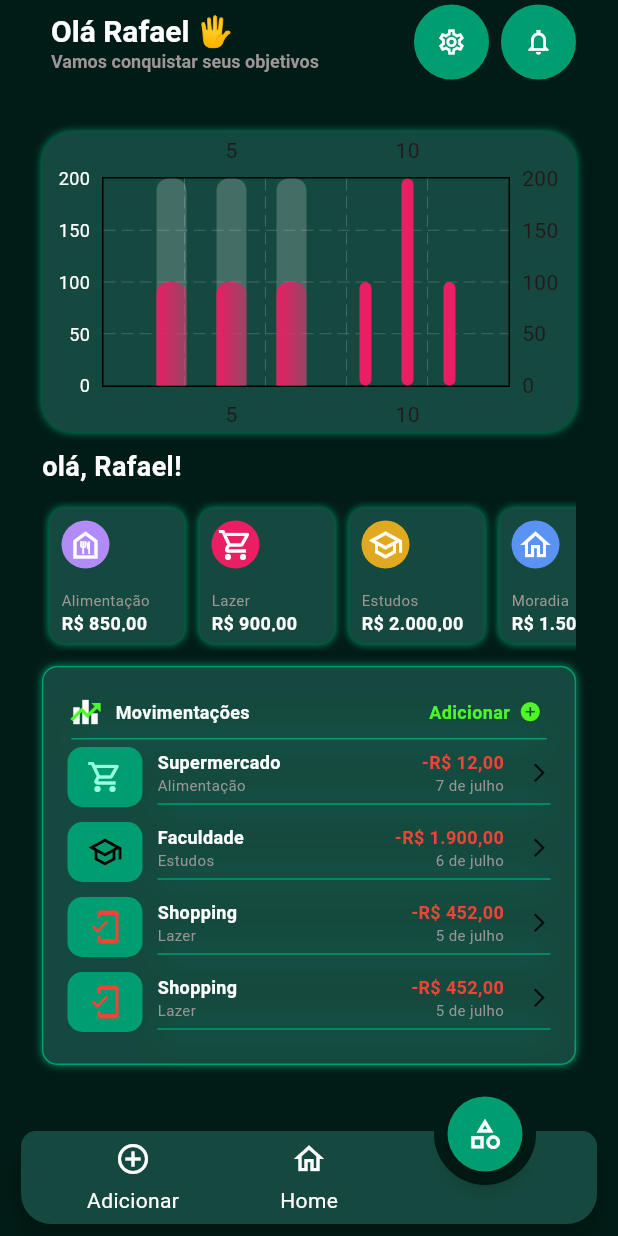
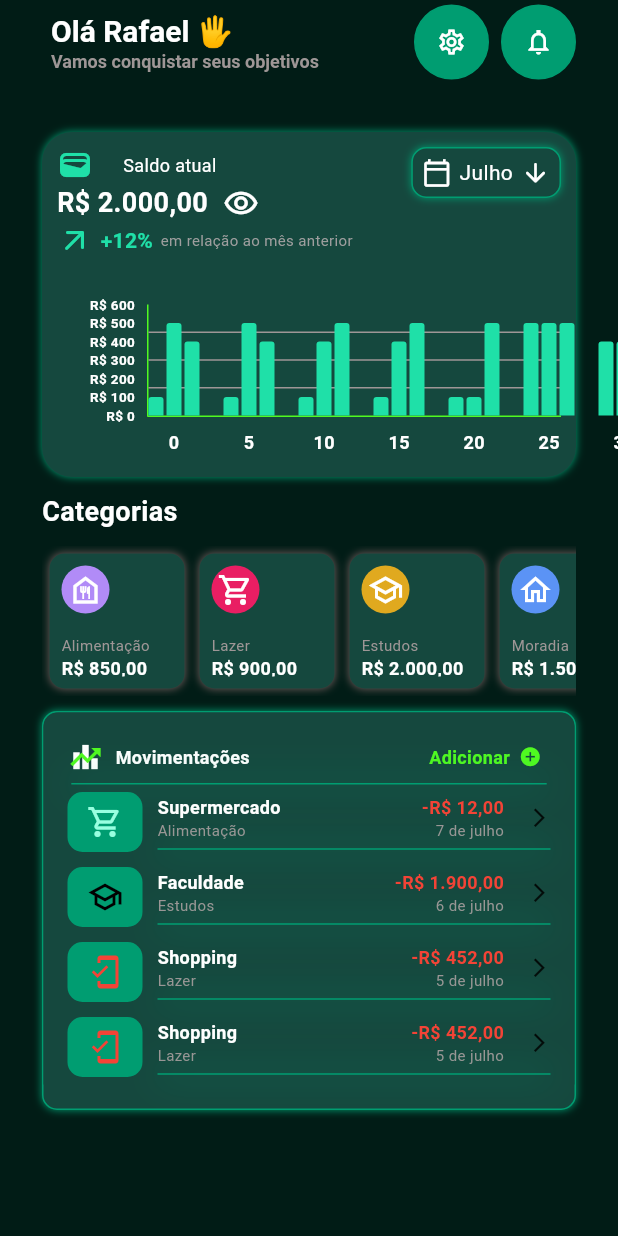
Before and after one commit to PatryckDiasDelfes/sem_sufoco, a Flutter app: the HomePage screen opened by its route, on a phone screen of 412 x 824 dp. Run offline on Flutter 3.47's test engine with Material 3 defaults, Android fonts, the phone set to English and light mode, and no system bars; drawn by our look-alikes of animated_notch_bottom_bar, fl_chart; our stand-ins replace carousel_slider, flutter_svg, go_router, material_symbols_icons.

Commit message:
feat: implement main home page and navigation; add new graphics and refactor existing components

```diff
--- a/lib/core/routes/app_router.dart
+++ b/lib/core/routes/app_router.dart
@@ -2,6 +2,7 @@ import 'package:go_router/go_router.dart';
 import 'package:sem_sufoco/features/categorie/page/categories_page.dart';
 import 'package:sem_sufoco/features/categorie/page/gastos_categoria_page.dart';
 import 'package:sem_sufoco/features/home/pages/home_page.dart';
+import 'package:sem_sufoco/features/home/pages/home_page_setion.dart';
 import 'package:sem_sufoco/features/login/page/login_page.dart';
 import 'package:sem_sufoco/features/release_details/page/release_details_page.dart';
 import 'package:sem_sufoco/features/settings/page/settings_page.dart';
@@ -56,5 +57,11 @@ final GoRouter appRouter = GoRouter(
         return const SettingsPage();
       },
     ),
+    GoRoute(
+      path: '/MainHomePage',
+      builder: (context, state) {
+        return HomePageSetion();
+      },
+    ),
   ],
 );
--- a/lib/features/categorie/page/categories_page.dart
+++ b/lib/features/categorie/page/categories_page.dart
@@ -1,6 +1,6 @@
 import 'package:flutter/material.dart';
 import 'package:material_symbols_icons/symbols.dart';
-import 'package:sem_sufoco/shared/widgets/app_navigator_bar.dart';
+import 'package:sem_sufoco/shared/widget/app_navigator_bar.dart';
 import '../../../core/constants/categories.dart';
 import 'package:go_router/go_router.dart';
 
@@ -89,7 +89,6 @@ class CategoriesPage extends StatelessWidget {
           ),
         ],
       ),
-      bottomNavigationBar: AppNavigatorBar(indexController: 3),
     );
   }
 }
--- a/lib/features/home/pages/home_page.dart
+++ b/lib/features/home/pages/home_page.dart
@@ -1,13 +1,10 @@
-import 'package:animated_notch_bottom_bar/animated_notch_bottom_bar/animated_notch_bottom_bar.dart';
 import 'package:flutter/material.dart';
-import 'package:go_router/go_router.dart';
 import 'package:sem_sufoco/core/theme/app_colors.dart';
 import 'package:sem_sufoco/core/theme/text_style.dart';
+import 'package:sem_sufoco/features/home/widgets/Graphic/app_graphic_setion.dart';
 import 'package:sem_sufoco/features/home/widgets/app_bar_custom.dart';
 import 'package:sem_sufoco/features/home/widgets/app_extract.dart';
-import 'package:sem_sufoco/features/home/widgets/app_graphic.dart';
 import 'package:sem_sufoco/features/categorie/widget/card_category_setion.dart';
-import 'package:sem_sufoco/shared/widgets/app_navigator_bar.dart';
 
 class HomePage extends StatelessWidget {
   const HomePage({super.key});
@@ -21,7 +18,7 @@ class HomePage extends StatelessWidget {
       extendBodyBehindAppBar: false,
       extendBody: true,
       resizeToAvoidBottomInset: false,
-      body: SafeArea(
+      body: const SafeArea(
         child: SingleChildScrollView(
           child: Padding(
             padding: const EdgeInsets.all(28.0),
@@ -29,24 +26,9 @@ class HomePage extends StatelessWidget {
               spacing: 10,
               crossAxisAlignment: CrossAxisAlignment.start,
               children: [
-                Container(
-                  height: 200,
-                  width: MediaQuery.of(context).size.width,
-                  decoration: BoxDecoration(
-                    color: AppColors.bg,
-                    borderRadius: BorderRadius.circular(20),
-                    boxShadow: const [
-                      BoxShadow(
-                        color: AppColors.shodownBox,
-                        blurRadius: 4, // O desfoque da sombra
-                        // O quanto a sombra se espalha
-                      ),
-                    ],
-                  ),
-                  child: AppGraphic(),
-                ),
+                const AppGraphicSetion(),
 
-                const Text('olá, Rafael!', style: AppTextStyle.subTitle),
+                const Text('Categorias', style: AppTextStyle.subTitle),
 
                 const SizedBox(height: 100, child: CardCategorySetion()),
 
@@ -56,7 +38,6 @@ class HomePage extends StatelessWidget {
           ),
         ),
       ),
-      bottomNavigationBar: AppNavigatorBar(indexController: 2),
     );
   }
 }
--- /dev/null
+++ b/lib/features/home/pages/home_page_setion.dart
@@ -0,0 +1,36 @@
+import 'package:flutter/material.dart';
+import 'package:sem_sufoco/features/categorie/page/categories_page.dart';
+import 'package:sem_sufoco/features/home/pages/home_page.dart';
+import 'package:sem_sufoco/features/transaction/page/transaction_page.dart';
+import 'package:sem_sufoco/shared/widget/app_navigator_bar.dart';
+
+class HomePageSetion extends StatefulWidget {
+  const HomePageSetion({super.key});
+
+  @override
+  State<HomePageSetion> createState() => _HomePageSetion();
+}
+
+class _HomePageSetion extends State<HomePageSetion> {
+  final PageController _pageController = PageController(initialPage: 1);
+
+  @override
+  Widget build(BuildContext context) {
+    return Scaffold(
+      extendBody: true,
+      body: PageView(
+        controller: _pageController,
+
+        children: const [TransactionPage(), HomePage(), CategoriesPage()],
+      ),
+
+      bottomNavigationBar: AppNavigatorBar(pageController: _pageController),
+    );
+  }
+
+  @override
+  void dispose() {
+    _pageController.dispose();
+    super.dispose();
+  }
+}
--- /dev/null
+++ b/lib/features/home/widgets/Graphic/app_calendar_graphic.dart
@@ -0,0 +1,45 @@
+import 'package:flutter/material.dart';
+import 'package:sem_sufoco/core/theme/app_colors.dart';
+
+class AppCalendarGraphic extends StatelessWidget {
+  const AppCalendarGraphic({super.key});
+
+  @override
+  Widget build(BuildContext context) {
+    return GestureDetector(
+      child: Container(
+        decoration: BoxDecoration(
+          color: AppColors.bg,
+          border: Border.all(width: 1, color: AppColors.cardGreen),
+          borderRadius: BorderRadius.circular(10),
+          boxShadow: const [
+            BoxShadow(
+              color: AppColors.shodownBox,
+              blurRadius: 4, // O desfoque da sombra
+              // O quanto a sombra se espalha
+            ),
+          ],
+        ),
+        child: const Padding(
+          padding: EdgeInsets.all(6.0),
+          child: Row(
+            spacing: 5,
+            children: [
+              Icon(
+                Icons.calendar_today_outlined,
+                color: AppColors.white,
+                size: 20,
+              ),
+              Text('Julho', style: TextStyle(color: AppColors.white)),
+              Icon(
+                Icons.arrow_downward_rounded,
+                color: AppColors.white,
+                size: 20,
+              ),
+            ],
+          ),
+        ),
+      ),
+    );
+  }
+}
--- /dev/null
+++ b/lib/features/home/widgets/Graphic/app_graphic.dart
@@ -0,0 +1,109 @@
+import 'package:fl_chart/fl_chart.dart';
+import 'package:flutter/material.dart';
+import 'package:sem_sufoco/core/theme/app_colors.dart';
+import 'package:sem_sufoco/utils.dart';
+
+class AppGraphic extends StatelessWidget {
+  const AppGraphic({super.key});
+
+  @override
+  Widget build(BuildContext context) {
+    return BarChart(
+      BarChartData(
+        minY: 0,
+        maxY: 600,
+        alignment: BarChartAlignment.start,
+        borderData: FlBorderData(
+          show: true,
+          border: const Border(
+            top: BorderSide.none,
+            left: BorderSide(color: AppColors.grenLive),
+            bottom: BorderSide(color: AppColors.grenLive),
+          ),
+        ),
+        gridData: FlGridData(
+          horizontalInterval: 150,
+          show: true,
+          drawHorizontalLine: true,
+          drawVerticalLine: false,
+
+          getDrawingHorizontalLine: (value) {
+            return const FlLine(color: AppColors.gray100, strokeWidth: 1);
+          },
+        ),
+        titlesData: FlTitlesData(
+          leftTitles: AxisTitles(
+            sideTitles: SideTitles(
+              reservedSize: 60,
+              showTitles: true,
+              interval: 100,
+
+              getTitlesWidget: (value, meta) {
+                return SideTitleWidget(
+                  meta: meta,
+                  child: Text(
+                    Utils().formatCurrencyNoDouble(value),
+                    style: const TextStyle(
+                      color: AppColors.white,
+                      fontWeight: FontWeight.bold,
+                      fontSize: 9,
+                    ),
+                  ),
+                );
+              },
+            ),
+          ),
+          rightTitles: const AxisTitles(
+            sideTitles: SideTitles(showTitles: false),
+          ),
+          topTitles: const AxisTitles(
+            sideTitles: SideTitles(showTitles: false),
+          ),
+          bottomTitles: AxisTitles(
+            sideTitles: SideTitles(
+              showTitles: true,
+              reservedSize: 30,
+              getTitlesWidget: (value, meta) {
+                return SideTitleWidget(
+                  meta: meta,
+                  child: Text(
+                    value.toInt().toString(),
+                    style: const TextStyle(
+                      color: AppColors.white,
+                      fontWeight: FontWeight.bold,
+                      fontSize: 12,
+                    ),
+                  ),
+                );
+              },
+            ),
+          ),
+        ),
+        barGroups: [
+          RodsGroup([Rods(100), Rods(500), Rods(400)], 0),
+          RodsGroup([Rods(100), Rods(500), Rods(400)], 5),
+          RodsGroup([Rods(100), Rods(400), Rods(500)], 10),
+          RodsGroup([Rods(100), Rods(400), Rods(500)], 15),
+          RodsGroup([Rods(100), Rods(100), Rods(500)], 20),
+          RodsGroup([Rods(500), Rods(500), Rods(500)], 25),
+          RodsGroup([Rods(400), Rods(400), Rods(400)], 30),
+        ],
+      ),
+    );
+  }
+
+  BarChartGroupData RodsGroup(List<BarChartRodData> barRods, numMes) =>
+      BarChartGroupData(x: numMes, barsSpace: 2, barRods: barRods);
+
+  BarChartRodData Rods(double numMoney) {
+    return BarChartRodData(
+      toY: numMoney,
+      color: AppColors.accent,
+      width: 10,
+      borderRadius: const BorderRadius.only(
+        topLeft: Radius.circular(2),
+        topRight: Radius.circular(2),
+      ),
+    );
+  }
+}
--- /dev/null
+++ b/lib/features/home/widgets/Graphic/app_graphic_setion.dart
@@ -0,0 +1,46 @@
+import 'package:flutter/material.dart';
+import 'package:sem_sufoco/core/theme/app_colors.dart';
+import 'package:sem_sufoco/features/home/widgets/Graphic/app_calendar_graphic.dart';
+import 'package:sem_sufoco/features/home/widgets/Graphic/app_title_graphic.dart';
+import 'package:sem_sufoco/features/home/widgets/Graphic/app_graphic.dart';
+
+class AppGraphicSetion extends StatelessWidget {
+  const AppGraphicSetion({super.key});
+
+  @override
+  Widget build(BuildContext context) {
+    return Container(
+      height: 230,
+      width: MediaQuery.of(context).size.width,
+      decoration: BoxDecoration(
+        color: AppColors.bg,
+        borderRadius: BorderRadius.circular(20),
+        boxShadow: const [
+          BoxShadow(
+            color: AppColors.shodownBox,
+            blurRadius: 4, // O desfoque da sombra
+            // O quanto a sombra se espalha
+          ),
+        ],
+      ),
+      child: const Padding(
+        padding: EdgeInsets.symmetric(horizontal: 10, vertical: 10),
+        child: Column(
+          children: [
+            SizedBox(
+              height: 105,
+              child: Row(
+                crossAxisAlignment: CrossAxisAlignment.start,
+                children: [
+                  Expanded(child: AppTitleGraphic()),
+                  AppCalendarGraphic(),
+                ],
+              ),
+            ),
+            SizedBox(height: 105, child: AppGraphic()),
+          ],
+        ),
+      ),
+    );
+  }
+}
--- /dev/null
+++ b/lib/features/home/widgets/Graphic/app_title_graphic.dart
@@ -0,0 +1,51 @@
+import 'package:flutter/material.dart';
+import 'package:sem_sufoco/core/theme/app_colors.dart';
+import 'package:sem_sufoco/core/theme/text_style.dart';
+
+class AppTitleGraphic extends StatelessWidget {
+  const AppTitleGraphic({super.key});
+
+  @override
+  Widget build(BuildContext context) {
+    return const Column(
+      crossAxisAlignment: CrossAxisAlignment.start,
+
+      children: [
+        Row(
+          spacing: 20,
+          children: [
+            Icon(Icons.wallet_outlined, color: AppColors.accent),
+            Text(
+              'Saldo atual',
+              style: TextStyle(color: AppColors.white, fontSize: 12),
+            ),
+          ],
+        ),
+        Row(
+          spacing: 10,
+          children: [
+            Text('R\$ 2.000,00', style: AppTextStyle.subTitle),
+            Icon(Icons.remove_red_eye_outlined, color: AppColors.white),
+          ],
+        ),
+        Row(
+          spacing: 5,
+          children: [
+            Icon(Icons.arrow_outward_rounded, color: AppColors.accent),
+            Text(
+              '+12%',
+              style: TextStyle(
+                color: AppColors.accent,
+                fontWeight: FontWeight.bold,
+              ),
+            ),
+            Text(
+              'em relação ao mês anterior',
+              style: TextStyle(color: Colors.grey, fontSize: 10),
+            ),
+          ],
+        ),
+      ],
+    );
+  }
+}
--- a/lib/features/home/widgets/app_card_category.dart
+++ b/lib/features/home/widgets/app_card_category.dart
@@ -29,7 +29,7 @@ class AppCardCategory extends StatelessWidget {
           borderRadius: BorderRadius.circular(10),
           boxShadow: const [
             BoxShadow(
-              color: AppColors.shodownBox,
+              color: Color.fromARGB(255, 112, 91, 91),
               blurRadius: 4, // O desfoque da sombra
               // O quanto a sombra se espalha
             ),
--- a/lib/features/home/widgets/app_graphic.dart
+++ /dev/null
@@ -1,69 +0,0 @@
-import 'package:fl_chart/fl_chart.dart';
-import 'package:flutter/material.dart';
-import 'package:sem_sufoco/core/theme/app_colors.dart';
-
-class AppGraphic extends StatelessWidget {
-  const AppGraphic({super.key});
-
-  @override
-  Widget build(BuildContext context) {
-    return BarChart(
-      BarChartData(
-        titlesData: FlTitlesData(
-          leftTitles: AxisTitles(
-            sideTitles: SideTitles(
-              reservedSize: 40,
-              showTitles: true,
-              getTitlesWidget: (value, meta) {
-                return SideTitleWidget(
-                  meta: meta,
-                  child: Text(
-                    value.toInt().toString(),
-                    style: TextStyle(
-                      color: Colors.white, // ---> Cor dos números do eixo X
-                      fontSize: 12,
-                    ),
-                  ),
-                );
-              },
-            ),
-          ),
-        ),
-        barGroups: [
-          RodsGroup([Rods(), Rods(), Rods()]),
-          BarChartGroupData(
-            x: 10,
-            barsSpace: 20,
-            barRods: [
-              BarChartRodData(toY: 100, color: AppColors.pink),
-              BarChartRodData(toY: 200, color: AppColors.pink),
-              BarChartRodData(toY: 100, color: AppColors.pink),
-            ],
-          ),
-        ],
-      ),
-    );
-  }
-
-  BarChartGroupData RodsGroup(List<BarChartRodData> barRods) =>
-      BarChartGroupData(x: 5, barsSpace: 20, barRods: barRods);
-
-  BarChartRodData Rods() {
-    return BarChartRodData(
-      toY: 100,
-      gradient: LinearGradient(
-        colors: [AppColors.pink, AppColors.pink.withOpacity(0.5)],
-      ),
-      width: 20,
-      borderRadius: BorderRadius.only(
-        topLeft: Radius.circular(8),
-        topRight: Radius.circular(8),
-      ),
-      backDrawRodData: BackgroundBarChartRodData(
-        show: true,
-        toY: 200,
-        color: AppColors.white.withOpacity(0.2),
-      ),
-    );
-  }
-}
--- a/lib/features/login/page/login_page.dart
+++ b/lib/features/login/page/login_page.dart
@@ -100,7 +100,7 @@ class LoginPageState extends State<LoginPage> {
 
                       ElevatedButton(
                         onPressed: () {
-                          context.push('/HomePage');
+                          context.push('/MainHomePage');
                         },
                         style: ElevatedButton.styleFrom(
                           backgroundColor: AppColors.primary,
--- a/lib/features/transaction/page/transaction_page.dart
+++ b/lib/features/transaction/page/transaction_page.dart
@@ -7,7 +7,7 @@ import 'package:sem_sufoco/core/theme/text_style.dart';
 import 'package:sem_sufoco/features/transaction/widget/category.dart';
 import 'package:sem_sufoco/features/transaction/widget/transaction_info_field.dart';
 import 'package:sem_sufoco/shared/widget/elevated_botton.dart';
-import 'package:sem_sufoco/shared/widgets/app_navigator_bar.dart';
+import 'package:sem_sufoco/shared/widget/app_navigator_bar.dart';
 
 class TransactionPage extends StatelessWidget {
   const TransactionPage({super.key});
@@ -225,7 +225,6 @@ class TransactionPage extends StatelessWidget {
           ),
         ],
       ),
-      bottomNavigationBar: AppNavigatorBar(indexController: 1),
     );
   }
 }
--- a/lib/shared/widgets/app_navigator_bar.dart
+++ b/lib/shared/widget/app_navigator_bar.dart
@@ -1,23 +1,23 @@
 import 'package:animated_notch_bottom_bar/animated_notch_bottom_bar/animated_notch_bottom_bar.dart';
 import 'package:flutter/material.dart';
-import 'package:go_router/go_router.dart';
 import 'package:sem_sufoco/core/theme/app_colors.dart';
 
 class AppNavigatorBar extends StatefulWidget {
-  const AppNavigatorBar({super.key, required this.indexController});
+  const AppNavigatorBar({super.key, required this.pageController});
 
-  final int indexController;
+  final PageController pageController;
 
   @override
   State<AppNavigatorBar> createState() => _AppNavigatorBarState();
 }
 
 class _AppNavigatorBarState extends State<AppNavigatorBar> {
+  final NotchBottomBarController controller = NotchBottomBarController(
+    index: 1,
+  );
+
   @override
   Widget build(BuildContext context) {
-    final NotchBottomBarController controller = NotchBottomBarController(
-      index: widget.indexController,
-    );
     return AnimatedNotchBottomBar(
       showShadow: true,
       shadowElevation: 5,
@@ -54,17 +54,7 @@ class _AppNavigatorBarState extends State<AppNavigatorBar> {
         ),
       ],
       onTap: (index) {
-        if (index == 1) {
-          context.go('/HomePage');
-        }
-
-        if (index == 2) {
-          context.go('/TransactionPage');
-        }
-
-        if (index == 3) {
-          context.go('/CategoriesPage');
-        }
+        widget.pageController.jumpToPage(index);
       },
     );
   }
--- a/lib/utils.dart
+++ b/lib/utils.dart
@@ -5,4 +5,13 @@ class Utils {
     final formatter = NumberFormat.currency(locale: 'pt_BR', symbol: 'R\$');
     return formatter.format(valor);
   }
+
+  String formatCurrencyNoDouble(double valor) {
+    final formatter = NumberFormat.currency(
+      locale: 'pt_BR',
+      symbol: 'R\$',
+      decimalDigits: 0,
+    );
+    return formatter.format(valor);
+  }
 }
```
